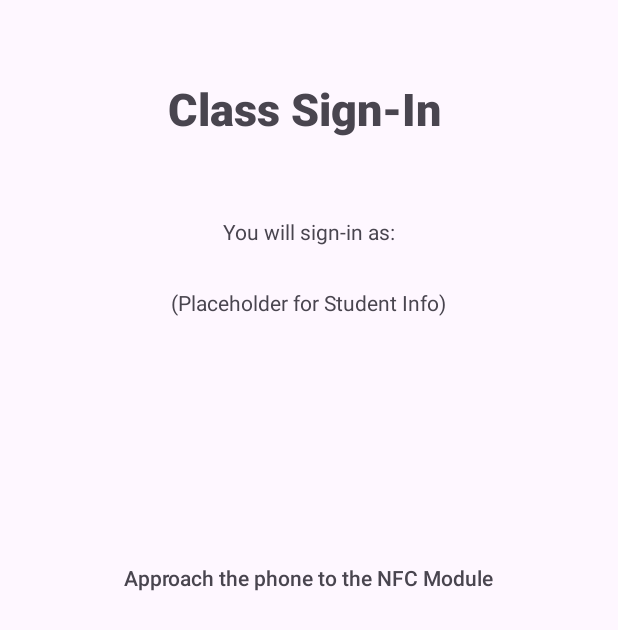
After one commit to ruaidusmani/Classroom-Attendance-Tracker, an Android app: the ScanNFCActivitySignIn screen opened directly, with no data from a screen before it, on a phone screen of 412 x 824 dp. The commit adds this screen. Shown: the top 630 px of the screen. Run offline under Robolectric (Android 15) with nearby library versions, the phone set to English and light mode, and no system bars.

Commit message:
Added NFC support, and Basic UI to prompt user to send tap their phone on the module

```diff
--- a/ClassroomAttendanceTracker/app/build.gradle
+++ b/ClassroomAttendanceTracker/app/build.gradle
@@ -1,5 +1,6 @@
 plugins {
     id 'com.android.application'
+    id 'com.google.gms.google-services'
 }
 
 android {
@@ -33,6 +34,8 @@ dependencies {
     implementation 'androidx.appcompat:appcompat:1.6.1'
     implementation 'com.google.android.material:material:1.5.0'
     implementation 'androidx.constraintlayout:constraintlayout:2.1.4'
+    implementation 'com.google.firebase:firebase-database:20.3.0'
+    implementation 'com.google.firebase:firebase-firestore:24.9.1'
     testImplementation 'junit:junit:4.13.2'
     androidTestImplementation 'androidx.test.ext:junit:1.1.5'
     androidTestImplementation 'androidx.test.espresso:espresso-core:3.5.1'
--- /dev/null
+++ b/ClassroomAttendanceTracker/app/src/main/java/com/example/classroomattendancetracker/PreferencesController.java
@@ -0,0 +1,77 @@
+package com.example.classroomattendancetracker;
+
+import android.app.Activity;
+import android.content.Context;
+import android.content.SharedPreferences;
+import android.util.Log;
+
+import java.util.ArrayList;
+
+public class PreferencesController extends Activity {
+    static String namePreferences;
+    static SharedPreferences sharedPreferences;
+    static SharedPreferences.Editor sharedPreferencesEdit;
+    static Context context;
+
+    PreferencesController(Context context){
+        namePreferences = "sharedPreferences";
+        this.context = context;
+        sharedPreferences = context.getSharedPreferences(this.namePreferences, context.MODE_PRIVATE);
+        sharedPreferencesEdit = sharedPreferences.edit();
+    }
+
+    static void refreshPreferences(){
+        sharedPreferences = context.getSharedPreferences(namePreferences, MODE_PRIVATE);
+        sharedPreferencesEdit = sharedPreferences.edit();
+    }
+    void setPreference(String key, String value){
+        refreshPreferences();
+        sharedPreferencesEdit.putString(key, value);
+        sharedPreferencesEdit.commit();
+    }
+    void setPreference(String key, int value){
+        refreshPreferences();
+        sharedPreferencesEdit.putInt(key, value);
+        sharedPreferencesEdit.commit();
+    }
+    void setPreference(String key, boolean value){
+        refreshPreferences();
+        sharedPreferencesEdit.putBoolean(key, value);
+        sharedPreferencesEdit.commit();
+    }
+
+    void addEventsArray(int num){
+//        SharedPreferences.Editor sharedPreferencesEdit = data.edit();
+        String[] array = this.getString("arrayEvents").toString().replace(" ", "").replace("[","").replace("]","").split(",");
+        ArrayList numArray = new ArrayList();
+        for (int i = 0; i < array.length; i++){
+            Log.d("element", array[i]);
+            try {
+                numArray.add(Integer.parseInt(array[i]));
+            }
+            catch (Exception exception){
+                System.out.println(exception);
+            }
+        }
+        numArray.add(num);
+//        numArray.add(1);
+        Log.d("prefsCreated", numArray.toString().replace("[","").replace("]",""));
+        setPreference("arrayEvents", numArray.toString().replace("[","").replace("]",""));
+//        return sharedPreferencesEdit;
+    }
+
+    String getString(String key){
+        refreshPreferences();
+        return sharedPreferences.getString(key, "null");
+    }
+    int getInt(String key){
+        refreshPreferences();
+        return sharedPreferences.getInt(key, -1);
+    }
+    boolean getBoolean(String key){
+        refreshPreferences();
+        return sharedPreferences.getBoolean(key, false);
+    }
+
+
+}
--- /dev/null
+++ b/ClassroomAttendanceTracker/app/src/main/java/com/example/classroomattendancetracker/ScanNFCActivitySignIn.java
@@ -0,0 +1,51 @@
+package com.example.classroomattendancetracker;
+
+import androidx.appcompat.app.AppCompatActivity;
+
+import android.content.Intent;
+import android.os.Bundle;
+import android.util.Log;
+
+public class ScanNFCActivitySignIn extends AppCompatActivity {
+    PreferencesController preferencesController;
+    @Override
+    protected void onCreate(Bundle savedInstanceState) {
+        super.onCreate(savedInstanceState);
+        setContentView(R.layout.activity_scan_nfcactivity);
+        preferencesController = new PreferencesController(getApplicationContext());
+
+        //start the NFC Reading service
+        Intent serviceIntent1 = new Intent(this, NFCHost.class);
+        Log.d("Status Main: ", preferencesController.getString("NFCString"));
+        preferencesController.setPreference("NFCString", "Sign-in");
+        serviceIntent1.putExtra("NFCString", preferencesController.getString("NFCString"));
+        startService(serviceIntent1);
+    }
+
+    //when the activity is resumed, start the NFC Reading service
+    @Override
+    protected void onResume(){
+        super.onResume();
+        Intent serviceIntent1 = new Intent(this, NFCHost.class);
+        preferencesController.setPreference("NFCString", "Sign-in");
+        Log.d("Status Main: ", preferencesController.getString("NFCString"));
+        serviceIntent1.putExtra("NFCString", "Sign-in"); // to change
+        startService(serviceIntent1);
+    }
+
+
+    //stop the service when the activity is paused or destroyed
+    @Override
+    protected void onPause(){
+        super.onPause();
+        Intent serviceIntent1 = new Intent(this, NFCHost.class);
+        stopService(serviceIntent1);
+    }
+
+    @Override
+    protected void onDestroy(){
+        super.onDestroy();
+        Intent serviceIntent1 = new Intent(this, NFCHost.class);
+        stopService(serviceIntent1);
+    }
+}
--- /dev/null
+++ b/ClassroomAttendanceTracker/app/src/main/res/drawable/done_24px.xml
@@ -0,0 +1,10 @@
+<vector xmlns:android="http://schemas.android.com/apk/res/android"
+    android:width="24dp"
+    android:height="24dp"
+    android:viewportWidth="960"
+    android:viewportHeight="960"
+    android:tint="?attr/colorControlNormal">
+  <path
+      android:fillColor="@android:color/white"
+      android:pathData="M382,720L154,492L211,435L382,606L749,239L806,296L382,720Z"/>
+</vector>
--- /dev/null
+++ b/ClassroomAttendanceTracker/app/src/main/res/layout/activity_scan_nfcactivity.xml
@@ -0,0 +1,116 @@
+<?xml version="1.0" encoding="utf-8"?>
+<androidx.constraintlayout.widget.ConstraintLayout xmlns:android="http://schemas.android.com/apk/res/android"
+    xmlns:app="http://schemas.android.com/apk/res-auto"
+    xmlns:tools="http://schemas.android.com/tools"
+    android:id="@+id/constraintLayout"
+    android:layout_width="match_parent"
+    android:layout_height="match_parent"
+    tools:context=".ScanNFCActivitySignIn">
+
+    <TextView
+        android:id="@+id/textViewPurpose"
+        android:layout_width="385dp"
+        android:layout_height="53dp"
+        android:layout_marginTop="52dp"
+        android:fontFamily="sans-serif-black"
+        android:text="Class Sign-In"
+        android:textAlignment="center"
+        android:textSize="30dp"
+        app:layout_constraintEnd_toEndOf="parent"
+        app:layout_constraintHorizontal_bias="0.384"
+        app:layout_constraintStart_toStartOf="parent"
+        app:layout_constraintTop_toTopOf="parent" />
+
+    <TextView
+        android:id="@+id/textViewInstructions"
+        android:layout_width="wrap_content"
+        android:layout_height="wrap_content"
+        android:layout_marginTop="164dp"
+        android:fontFamily="sans-serif-medium"
+        android:text="Approach the phone to the NFC Module"
+        app:layout_constraintEnd_toEndOf="parent"
+        app:layout_constraintHorizontal_bias="0.496"
+        app:layout_constraintStart_toStartOf="parent"
+        app:layout_constraintTop_toBottomOf="@+id/textViewPersonInfo" />
+
+    <TextView
+        android:id="@+id/textView3"
+        android:layout_width="wrap_content"
+        android:layout_height="wrap_content"
+        android:layout_marginTop="39dp"
+        android:text="You will sign-in as:"
+        app:layout_constraintEnd_toEndOf="parent"
+        app:layout_constraintHorizontal_bias="0.5"
+        app:layout_constraintStart_toStartOf="parent"
+        app:layout_constraintTop_toBottomOf="@+id/textViewPurpose" />
+
+    <TextView
+        android:id="@+id/textViewPersonInfo"
+        android:layout_width="wrap_content"
+        android:layout_height="wrap_content"
+        android:layout_marginTop="28dp"
+        android:text="(Placeholder for Student Info)"
+        app:layout_constraintEnd_toEndOf="parent"
+        app:layout_constraintHorizontal_bias="0.498"
+        app:layout_constraintStart_toStartOf="parent"
+        app:layout_constraintTop_toBottomOf="@+id/textView3" />
+
+    <LinearLayout
+        android:layout_width="358dp"
+        android:layout_height="91dp"
+        android:layout_marginTop="51dp"
+        android:orientation="horizontal"
+        android:visibility="visible"
+        app:layout_constraintEnd_toEndOf="parent"
+        app:layout_constraintHorizontal_bias="0.655"
+        app:layout_constraintStart_toStartOf="parent"
+        app:layout_constraintTop_toBottomOf="@+id/textViewInstructions">
+
+        <ImageView
+            android:id="@+id/imageViewError"
+            android:layout_width="58dp"
+            android:layout_height="88dp"
+            android:visibility="invisible"
+            app:tint="#FFEB3B"
+            tools:srcCompat="@android:drawable/stat_notify_error" />
+
+        <TextView
+            android:id="@+id/textViewError"
+            android:layout_width="match_parent"
+            android:layout_height="wrap_content"
+            android:layout_marginTop="30dp"
+            android:text="(Placeholder for Errors)"
+            android:visibility="invisible" />
+
+    </LinearLayout>
+
+    <LinearLayout
+        android:layout_width="358dp"
+        android:layout_height="81dp"
+        android:layout_marginTop="52dp"
+        android:orientation="horizontal"
+        android:visibility="visible"
+        app:layout_constraintEnd_toEndOf="parent"
+        app:layout_constraintHorizontal_bias="0.655"
+        app:layout_constraintStart_toStartOf="parent"
+        app:layout_constraintTop_toBottomOf="@+id/textViewInstructions">
+
+        <ImageView
+            android:id="@+id/imageViewSuccess"
+            android:layout_width="58dp"
+            android:layout_height="88dp"
+            android:visibility="invisible"
+            app:tint="#4CAF50"
+            tools:srcCompat="@drawable/done_24px" />
+
+        <TextView
+            android:id="@+id/textViewSuccess"
+            android:layout_width="match_parent"
+            android:layout_height="wrap_content"
+            android:layout_marginTop="30dp"
+            android:text="(Placeholder for Errors)"
+            android:visibility="invisible" />
+
+    </LinearLayout>
+
+</androidx.constraintlayout.widget.ConstraintLayout>
--- a/ClassroomAttendanceTracker/app/src/main/res/values/strings.xml
+++ b/ClassroomAttendanceTracker/app/src/main/res/values/strings.xml
@@ -8,4 +8,6 @@
     <string name="confirm_password">Confirm Password:</string>
     <string name="registerButton">Register</string>
     <string name="password_hint">Password</string>
+    <string name="editPayloadButton">Edit Payload</string>
+    <string name="scanNFCButton">Scan NFC</string>
 </resources>
--- a/ClassroomAttendanceTracker/build.gradle
+++ b/ClassroomAttendanceTracker/build.gradle
@@ -1,4 +1,8 @@
-// Top-level build file where you can add configuration options common to all sub-projects/modules.
+buildscript {
+    dependencies {
+        classpath 'com.google.gms:google-services:4.4.0'
+    }
+}// Top-level build file where you can add configuration options common to all sub-projects/modules.
 plugins {
     id 'com.android.application' version '8.0.2' apply false
     id 'com.android.library' version '8.0.2' apply false
```
Also changed, not shown: ClassroomAttendanceTracker/app/src/main/AndroidManifest.xml (+24 -0 lines), ClassroomAttendanceTracker/app/src/main/java/com/example/classroomattendancetracker/EditNFCPayloadActivity.java (added, +76 -0 lines), ClassroomAttendanceTracker/app/src/main/java/com/example/classroomattendancetracker/MainActivity.java (+36 -1 lines), ClassroomAttendanceTracker/app/src/main/java/com/example/classroomattendancetracker/NFCHost.java (added, +59 -0 lines), ClassroomAttendanceTracker/app/src/main/java/com/example/classroomattendancetracker/OverallHelper.java (added, +15 -0 lines), ClassroomAttendanceTracker/app/src/main/res/layout/activity_main.xml (+26 -1 lines), ClassroomAttendanceTracker/app/src/main/res/layout/activity_send_nfc_bytes.xml (added, +31 -0 lines), ClassroomAttendanceTracker/app/src/main/res/xml/apduservice.xml (added, +8 -0 lines), 1 other file.
